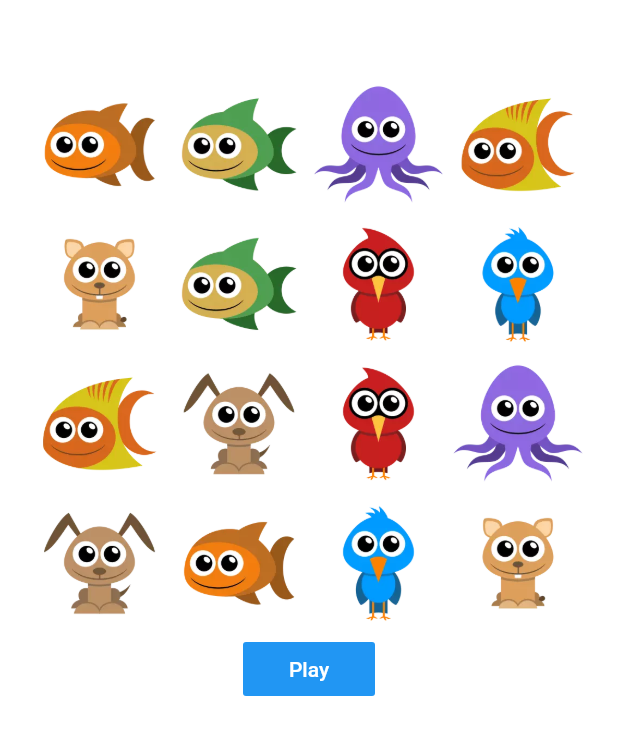
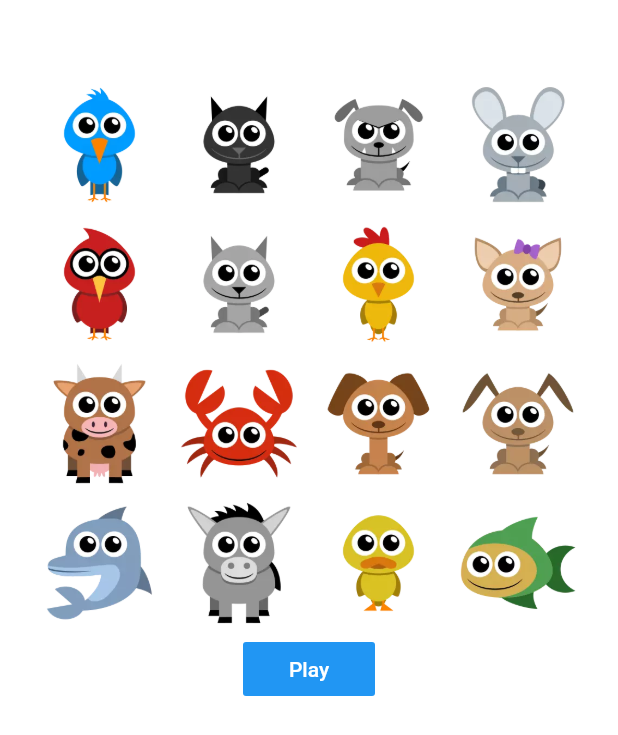
Before and after one commit to kentang-developer/flutter_memory_game, a Flutter app: the screen it shows after launch, on a phone screen of 412 x 824 dp. Shown: the top 735 px of the screen. Run offline on Flutter 3.47's test engine with Material 2 defaults, Android fonts, the phone set to English and light mode, and no system bars.

Commit message:
update part 1

```diff
--- a/lib/pages/landing_page.dart
+++ b/lib/pages/landing_page.dart
@@ -36,9 +36,10 @@ class _LandingPageState extends State<LandingPage> {
               scrollDirection: Axis.vertical,
               gridDelegate: SliverGridDelegateWithMaxCrossAxisExtent(
                   mainAxisSpacing: 0.0, maxCrossAxisExtent: 100.0),
-              children: List.generate(boardPuzzle.length, (index) {
+              children: List.generate(16, (index) {
                 return BoardItem(
-                  itemModel: boardPuzzle[index],
+                  itemModel:
+                      BoardItemModel(imagePath: "assets/${index + 1}.webp"),
                 );
               }),
             ),
```
